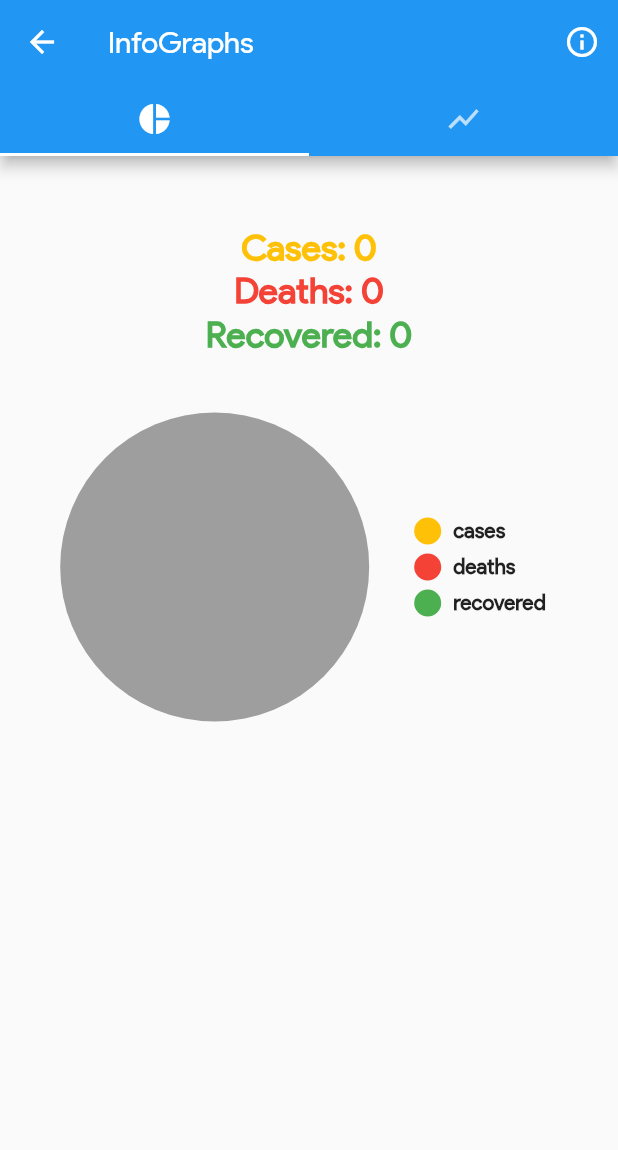
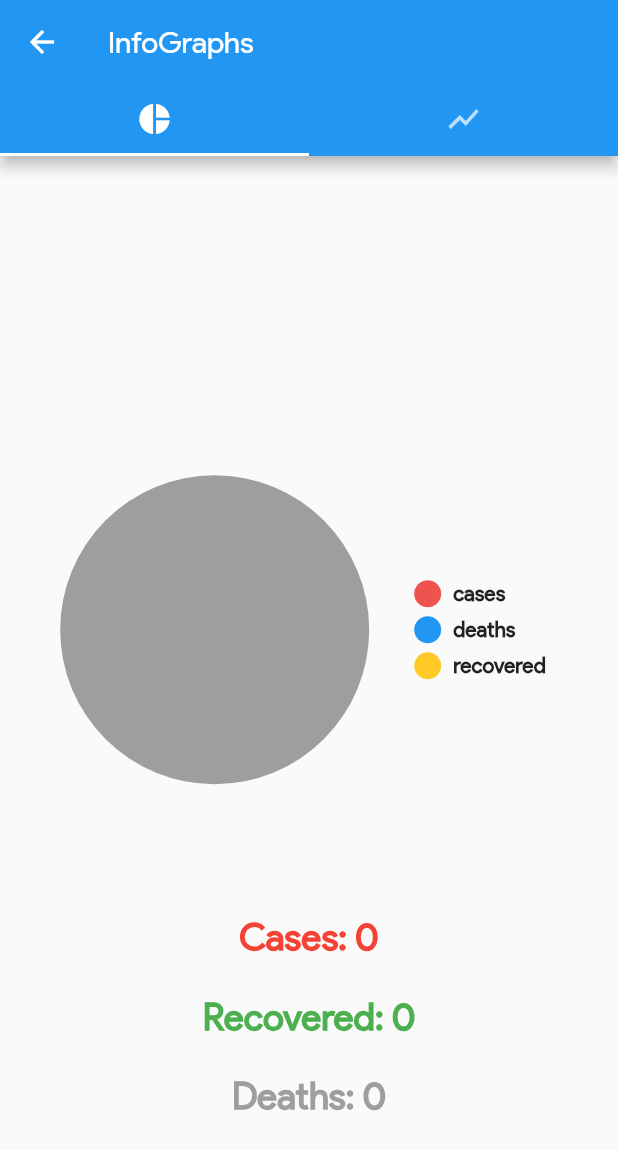
Before and after one commit to adityanjr/covid19-tracker, a Flutter app: the ChartsScreen screen opened directly with empty values, on a phone screen of 412 x 824 dp. Shown: the top 1150 px of the screen. Run offline on Flutter 3.47's test engine with Material 2 defaults, Android fonts, the phone set to English and light mode, and no system bars; drawn by our look-alikes of pie_chart; our stand-ins replace charts_flutter, dynamic_theme, fl_chart, flutter_phoenix, flutter_spinkit, flutter_svg and 3 more; missing offline and left inert: flutter_webview_plugin; network calls fail.

Commit message:
Finished: v1.0.0

```diff
--- a/lib/main.dart
+++ b/lib/main.dart
@@ -19,10 +19,7 @@ class MyApp extends StatelessWidget {
         return MaterialApp(
           title: 'COVID-19 Tracker',
           theme: theme,
-          //  don't forget to uncomment the following line.
           home: LoadingScreen(),
-          routes: {},
-          // home: ChartsScreen(),
         );
       },
     );
--- a/lib/screens/HomePage.dart
+++ b/lib/screens/HomePage.dart
@@ -16,7 +16,6 @@ import 'package:flutter_app/widgets/worldCard.dart';
 import 'package:flutter_svg/flutter_svg.dart';
 
 class HomePage extends StatefulWidget {
-  static const routeName = '/homepage';
   HomePage(
       {this.locationVirusData,
       this.virusData,
--- a/lib/screens/charts.dart
+++ b/lib/screens/charts.dart
@@ -1,13 +1,13 @@
 import 'package:charts_flutter/flutter.dart' as charts;
 
 import 'package:flutter/material.dart';
+import 'package:flutter_app/constants.dart';
 import 'package:flutter_app/data/historical_data.dart';
 import 'package:pie_chart/pie_chart.dart';
 
 import '../services/api_data.dart';
 
 class ChartsScreen extends StatefulWidget {
-  static const routeName = '/charts';
   final String countryName;
   final double cases;
   final double deaths;
@@ -104,6 +104,7 @@ class _ChartsScreenState extends State<ChartsScreen> {
 
   @override
   Widget build(BuildContext context) {
+    SizeConfig().init(context);
     return DefaultTabController(
       length: 2,
       child: Scaffold(
@@ -116,57 +117,23 @@ class _ChartsScreenState extends State<ChartsScreen> {
               Tab(icon: Icon(Icons.show_chart)),
             ],
           ),
-          actions: <Widget>[
-            IconButton(
-              icon: Icon(Icons.info_outline),
-              onPressed: () => _scaffoldKey.currentState.showSnackBar(
-                SnackBar(
-                  content: Text(
-                    'Data Source: https://www.worldometers.info/coronavirus/',
-                    textAlign: TextAlign.center,
-                  ),
-                ),
-              ),
-            ),
-          ],
         ),
         body: TabBarView(
           physics: NeverScrollableScrollPhysics(),
           children: [
+            Column(
+              mainAxisAlignment: MainAxisAlignment.spaceEvenly,
+              children: <Widget>[
                 Padding(
-              padding: EdgeInsets.all(5),
-              child: Container(
-                child: Column(
-                  children: <Widget>[
-                    Text(
+                  padding: EdgeInsets.all(xMargin(4)),
+                  child: Text(
                     '${widget.countryName}',
                     style: TextStyle(
-                          fontSize: 34.0,
+                      fontSize: yMargin(6),
                       fontWeight: FontWeight.bold,
-                          color: Colors.deepOrangeAccent),
                     ),
-                    Text(
-                      'Cases: ${widget.cases.toStringAsFixed(0)}',
-                      style: TextStyle(
-                          fontSize: 24.0,
-                          fontWeight: FontWeight.bold,
-                          color: Colors.amber),
                   ),
-                    Text(
-                      'Deaths: ${widget.deaths.toStringAsFixed(0)}',
-                      style: TextStyle(
-                          fontSize: 24.0,
-                          fontWeight: FontWeight.bold,
-                          color: Colors.red),
                 ),
-                    Text(
-                      'Recovered: ${widget.recovered.toStringAsFixed(0)}',
-                      style: TextStyle(
-                          fontSize: 24.0,
-                          fontWeight: FontWeight.bold,
-                          color: Colors.green),
-                    ),
-                    SizedBox(height: 30),
                 PieChart(
                   dataMap: _dataMap,
                   animationDuration: Duration(milliseconds: 500),
@@ -176,7 +143,7 @@ class _ChartsScreenState extends State<ChartsScreen> {
                   showChartValues: true,
                   showChartValuesOutside: true,
                   chartValueBackgroundColor: Colors.grey[200],
-                      colorList: [Colors.amber, Colors.red, Colors.green],
+                  colorList: [Colors.red[400], Colors.blue, Colors.amber[400]],
                   showLegends: true,
                   legendPosition: LegendPosition.right,
                   decimalPlaces: 1,
@@ -184,21 +151,47 @@ class _ChartsScreenState extends State<ChartsScreen> {
                   initialAngle: 0,
                   chartType: ChartType.disc,
                 ),
+                Container(
+                  width: double.infinity,
+                  height: yMargin(22),
+                  child: Column(
+                    mainAxisAlignment: MainAxisAlignment.spaceEvenly,
+                    children: <Widget>[
+                      Text(
+                        'Cases: ${widget.cases.toStringAsFixed(0)}',
+                        style: TextStyle(
+                            fontSize: yMargin(3),
+                            fontWeight: FontWeight.bold,
+                            color: Colors.red),
+                      ),
+                      Text(
+                        'Recovered: ${widget.recovered.toStringAsFixed(0)}',
+                        style: TextStyle(
+                            fontSize: yMargin(3),
+                            fontWeight: FontWeight.bold,
+                            color: Colors.green),
+                      ),
+                      Text(
+                        'Deaths: ${widget.deaths.toStringAsFixed(0)}',
+                        style: TextStyle(
+                            fontSize: yMargin(3),
+                            fontWeight: FontWeight.bold,
+                            color: Colors.grey),
+                      ),
                     ],
                   ),
                 ),
+              ],
             ),
             Padding(
-              padding: EdgeInsets.all(15),
-              child: Container(
+              padding: EdgeInsets.all(xMargin(5)),
               child: Column(
+                mainAxisAlignment: MainAxisAlignment.spaceEvenly,
                 children: <Widget>[
                   Text(
                     '${widget.countryName}',
                     style: TextStyle(
-                          fontSize: 34.0,
-                          fontWeight: FontWeight.bold,
-                          color: Colors.deepOrangeAccent),
+                        fontSize: yMargin(5), fontWeight: FontWeight.bold),
                   ),
                   Expanded(
                     child: charts.LineChart(_lineSeriesData,
@@ -208,7 +201,7 @@ class _ChartsScreenState extends State<ChartsScreen> {
                           charts.ChartTitle(
                             'Number of Cases',
                             titleStyleSpec: charts.TextStyleSpec(
-                                fontFamily: 'google',
+                              fontFamily: 'Kayak',
                               color: charts.Color.fromHex(code: '#f7aa0f'),
                             ),
                             behaviorPosition: charts.BehaviorPosition.bottom,
@@ -218,7 +211,7 @@ class _ChartsScreenState extends State<ChartsScreen> {
                           charts.ChartTitle(
                             'Number of Deaths',
                             titleStyleSpec: charts.TextStyleSpec(
-                                fontFamily: 'google',
+                              fontFamily: 'Kayak',
                               color: charts.Color.fromHex(code: '#c31432'),
                             ),
                             behaviorPosition: charts.BehaviorPosition.end,
@@ -228,7 +221,7 @@ class _ChartsScreenState extends State<ChartsScreen> {
                           charts.ChartTitle(
                             'Number of people recovered',
                             titleStyleSpec: charts.TextStyleSpec(
-                                fontFamily: 'google',
+                              fontFamily: 'Kayak',
                               color: charts.Color.fromHex(code: '#0f9b0f'),
                             ),
                             behaviorPosition: charts.BehaviorPosition.start,
@@ -240,7 +233,6 @@ class _ChartsScreenState extends State<ChartsScreen> {
                 ],
               ),
             ),
-            ),
           ],
         ),
       ),
--- a/lib/services/network_api.dart
+++ b/lib/services/network_api.dart
@@ -9,7 +9,6 @@ class NetworkAPI {
   Future getData() async {
     http.Response response = await http.get(url);
 
-    // return if only request is successful
     if (response.statusCode == 200) {
       String data = response.body;
       return jsonDecode(data);
--- a/lib/widgets/infoCard.dart
+++ b/lib/widgets/infoCard.dart
@@ -67,7 +67,7 @@ class InfoCard extends StatelessWidget {
                               dotData: FlDotData(show: false),
                               belowBarData: BarAreaData(show: false),
                               colors: [color],
-                              barWidth: 3,
+                              barWidth: 3.5,
                             )
                           ])),
                     ))
--- a/lib/widgets/preventionCard.dart
+++ b/lib/widgets/preventionCard.dart
@@ -82,7 +82,7 @@ class PreventionCard extends StatelessWidget {
                 left: xMargin(5),
                 child: SvgPicture.asset(
                   "assets/icons/nurse.svg",
-                  height: 85,
+                  height: yMargin(12),
                 ),
               ),
               Positioned(
@@ -90,7 +90,7 @@ class PreventionCard extends StatelessWidget {
                 right: xMargin(15),
                 child: SvgPicture.asset(
                   "assets/icons/hand-wash.svg",
-                  height: 25,
+                  height: yMargin(3.5),
                 ),
               )
             ],
--- a/pubspec.yaml
+++ b/pubspec.yaml
@@ -1,5 +1,5 @@
 name: flutter_app
-description: A new Flutter application.
+description: Covid-19 Tracker.
 
 # The following line prevents the package from being accidentally published to
 # pub.dev using `pub publish`. This is preferred for private packages.
@@ -27,7 +27,6 @@ dependencies:
 
   cupertino_icons: ^0.1.3
   http: ^0.12.1
-  dio: ^3.0.9
   flutter_svg: ^0.17.4
   fl_chart: ^0.9.3
   url_launcher: ^5.5.0
@@ -36,7 +35,6 @@ dependencies:
   flutter_spinkit: ^4.1.2
   flutter_webview_plugin: ^0.3.10+1
   geolocator: ^5.3.0
-  html:
   pie_chart: ^3.1.1
   video_player: ^0.10.8+1
   animations: ^1.1.1
```
Also changed, not shown: lib/screens/aboutCovid.dart (+7 -20 lines), lib/screens/countries.dart (+9 -18 lines), lib/screens/loading.dart (+33 -13 lines), lib/screens/prevention.dart (+5 -4 lines), lib/screens/states.dart (+16 -21 lines), lib/services/api_data.dart (+4 -16 lines), lib/services/location_data.dart (+13 -4 lines), lib/widgets/mainDrawer.dart (+11 -10 lines), lib/widgets/worldCard.dart (+5 -4 lines), pubspec.lock, 26 other files. Lines whose indentation alone changed are shown as unchanged.
